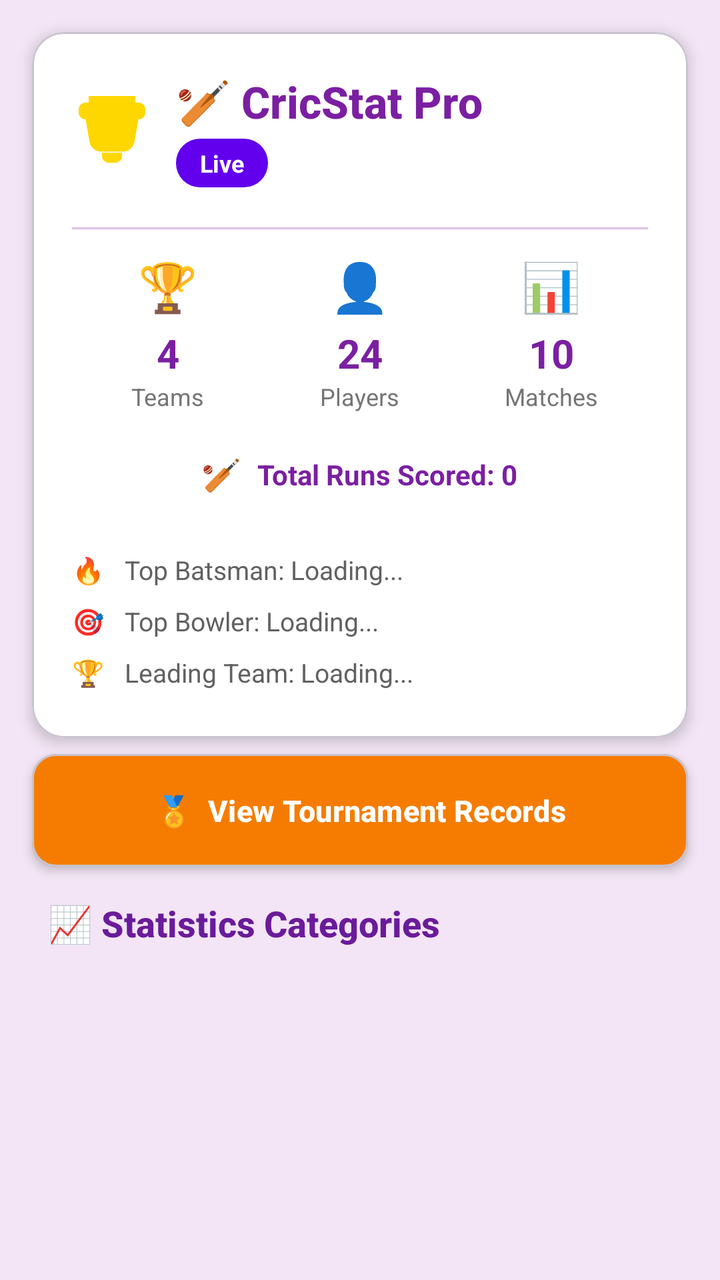
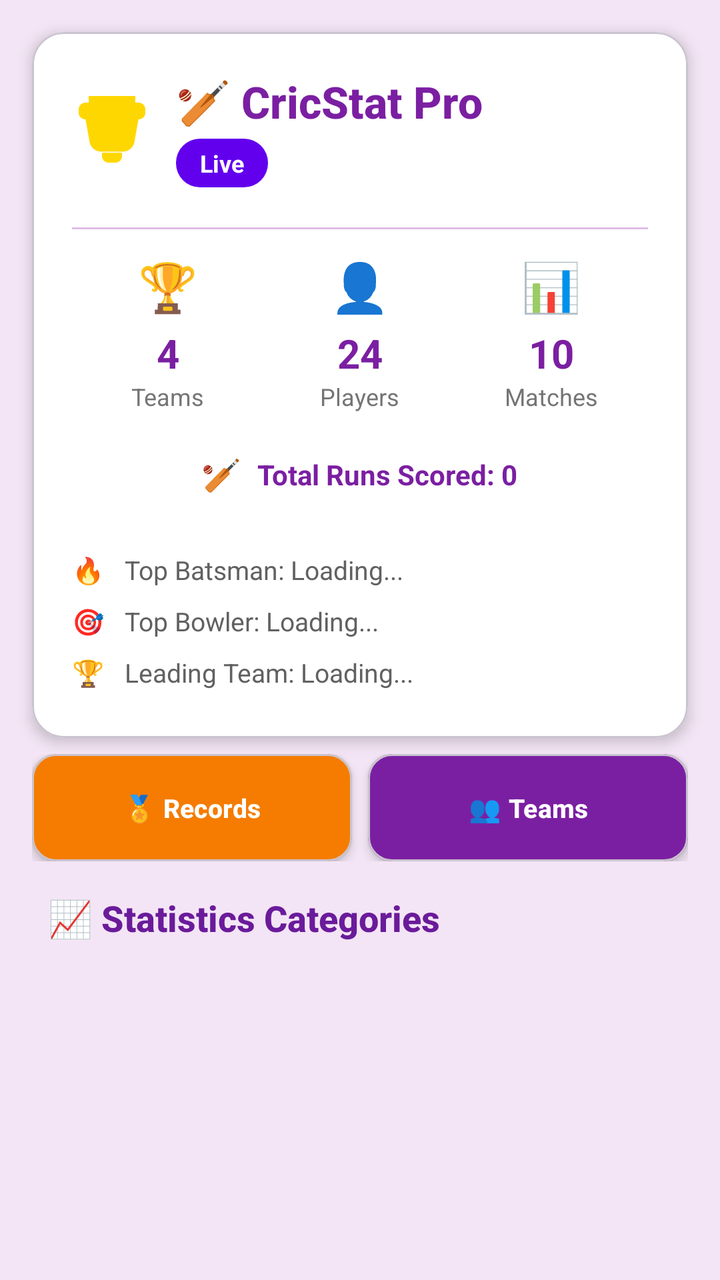

Compare the two renders of this Android layout. The source of the first and the diff that turns it into the second are given below.
<!-- AndroidManifest.xml: application theme Theme.MyApplication -->
<!-- res/layout/fragment_stats.xml -->
<?xml version="1.0" encoding="utf-8"?>
<androidx.core.widget.NestedScrollView xmlns:android="http://schemas.android.com/apk/res/android"
    xmlns:app="http://schemas.android.com/apk/res-auto"
    android:layout_width="match_parent"
    android:layout_height="match_parent"
    android:background="@color/purple_50"
    android:fillViewport="true">

    <LinearLayout
        android:layout_width="match_parent"
        android:layout_height="wrap_content"
        android:orientation="vertical"
        android:padding="8dp">

        
        <com.google.android.material.card.MaterialCardView
            android:layout_width="match_parent"
            android:layout_height="wrap_content"
            android:layout_marginHorizontal="8dp"
            android:layout_marginVertical="8dp"
            app:cardCornerRadius="16dp"
            app:cardElevation="4dp"
            app:cardBackgroundColor="@color/white">

            <LinearLayout
                android:layout_width="match_parent"
                android:layout_height="wrap_content"
                android:orientation="vertical"
                android:padding="20dp">

                
                
                <LinearLayout
                    android:layout_width="match_parent"
                    android:layout_height="wrap_content"
                    android:orientation="horizontal"
                    android:gravity="center_vertical"
                    android:layout_marginBottom="12dp">

                    <ImageView
                        android:layout_width="40dp"
                        android:layout_height="40dp"
                        android:src="@drawable/ic_trophy"
                        app:tint="@color/gold" />

                    
                    <LinearLayout
                        android:layout_width="0dp"
                        android:layout_height="wrap_content"
                        android:layout_weight="1"
                        android:layout_marginStart="12dp"
                        android:orientation="vertical">

                        <TextView
                            android:layout_width="wrap_content"
                            android:layout_height="wrap_content"
                            android:text="🏏 CricStat Pro"
                            android:textSize="22sp"
                            android:textStyle="bold"
                            android:textColor="@color/purple_700"
                            android:fontFamily="sans-serif-medium" />

                        <TextView
                            android:id="@+id/tv_stats_count"
                            android:layout_width="wrap_content"
                            android:layout_height="wrap_content"
                            android:layout_marginTop="4dp"
                            android:background="@drawable/bg_purple_rounded"
                            android:paddingHorizontal="12dp"
                            android:paddingVertical="4dp"
                            android:text="Live"
                            android:textColor="@color/white"
                            android:textSize="12sp"
                            android:textStyle="bold" />

                    </LinearLayout>

                </LinearLayout>

                
                <View
                    android:layout_width="match_parent"
                    android:layout_height="1dp"
                    android:background="@color/purple_100"
                    android:layout_marginVertical="8dp" />

                
                <androidx.constraintlayout.widget.ConstraintLayout
                    android:layout_width="match_parent"
                    android:layout_height="wrap_content"
                    android:layout_marginTop="4dp">

                    
                    <LinearLayout
                        android:id="@+id/stat_teams"
                        android:layout_width="0dp"
                        android:layout_height="wrap_content"
                        android:orientation="vertical"
                        android:gravity="center"
                        app:layout_constraintStart_toStartOf="parent"
                        app:layout_constraintTop_toTopOf="parent"
                        app:layout_constraintEnd_toStartOf="@id/stat_players"
                        app:layout_constraintWidth_percent="0.33">

                        <TextView
                            android:layout_width="wrap_content"
                            android:layout_height="wrap_content"
                            android:text="🏆"
                            android:textSize="24sp" />

                        <TextView
                            android:id="@+id/tv_teams_count"
                            android:layout_width="wrap_content"
                            android:layout_height="wrap_content"
                            android:text="4"
                            android:textSize="20sp"
                            android:textStyle="bold"
                            android:textColor="@color/purple_700"
                            android:layout_marginTop="4dp" />

                        <TextView
                            android:layout_width="wrap_content"
                            android:layout_height="wrap_content"
                            android:text="Teams"
                            android:textSize="12sp"
                            android:textColor="@color/gray_600" />
                    </LinearLayout>

                    
                    <LinearLayout
                        android:id="@+id/stat_players"
                        android:layout_width="0dp"
                        android:layout_height="wrap_content"
                        android:orientation="vertical"
                        android:gravity="center"
                        app:layout_constraintStart_toEndOf="@id/stat_teams"
                        app:layout_constraintTop_toTopOf="parent"
                        app:layout_constraintEnd_toStartOf="@id/stat_matches"
                        app:layout_constraintWidth_percent="0.33">

                        <TextView
                            android:layout_width="wrap_content"
                            android:layout_height="wrap_content"
                            android:text="👤"
                            android:textSize="24sp" />

                        <TextView
                            android:id="@+id/tv_players_count"
                            android:layout_width="wrap_content"
                            android:layout_height="wrap_content"
                            android:text="24"
                            android:textSize="20sp"
                            android:textStyle="bold"
                            android:textColor="@color/purple_700"
                            android:layout_marginTop="4dp" />

                        <TextView
                            android:layout_width="wrap_content"
                            android:layout_height="wrap_content"
                            android:text="Players"
                            android:textSize="12sp"
                            android:textColor="@color/gray_600" />
                    </LinearLayout>

                    
                    <LinearLayout
                        android:id="@+id/stat_matches"
                        android:layout_width="0dp"
                        android:layout_height="wrap_content"
                        android:orientation="vertical"
                        android:gravity="center"
                        app:layout_constraintStart_toEndOf="@id/stat_players"
                        app:layout_constraintTop_toTopOf="parent"
                        app:layout_constraintEnd_toEndOf="parent"
                        app:layout_constraintWidth_percent="0.33">

                        <TextView
                            android:layout_width="wrap_content"
                            android:layout_height="wrap_content"
                            android:text="📊"
                            android:textSize="24sp" />

                        <TextView
                            android:id="@+id/tv_matches_count"
                            android:layout_width="wrap_content"
                            android:layout_height="wrap_content"
                            android:text="10"
                            android:textSize="20sp"
                            android:textStyle="bold"
                            android:textColor="@color/purple_700"
                            android:layout_marginTop="4dp" />

                        <TextView
                            android:layout_width="wrap_content"
                            android:layout_height="wrap_content"
                            android:text="Matches"
                            android:textSize="12sp"
                            android:textColor="@color/gray_600" />
                    </LinearLayout>
                </androidx.constraintlayout.widget.ConstraintLayout>

                
                <LinearLayout
                    android:layout_width="match_parent"
                    android:layout_height="wrap_content"
                    android:orientation="horizontal"
                    android:gravity="center"
                    android:layout_marginTop="12dp"
                    android:padding="8dp">

                    <TextView
                        android:layout_width="wrap_content"
                        android:layout_height="wrap_content"
                        android:text="🏏"
                        android:textSize="16sp"
                        android:layout_marginEnd="8dp" />

                    <TextView
                        android:id="@+id/tv_total_runs"
                        android:layout_width="wrap_content"
                        android:layout_height="wrap_content"
                        android:text="Total Runs Scored: 0"
                        android:textSize="14sp"
                        android:textStyle="bold"
                        android:textColor="@color/purple_700" />
                </LinearLayout>

                
                <LinearLayout
                    android:layout_width="match_parent"
                    android:layout_height="wrap_content"
                    android:orientation="vertical"
                    android:layout_marginTop="16dp">

                    <TextView
                        android:id="@+id/tv_top_batsman"
                        android:layout_width="match_parent"
                        android:layout_height="wrap_content"
                        android:text="🔥   Top Batsman: Loading..."
                        android:textSize="13sp"
                        android:textColor="@color/gray_700"
                        android:drawablePadding="8dp"
                        android:paddingVertical="4dp" />

                    <TextView
                        android:id="@+id/tv_top_bowler"
                        android:layout_width="match_parent"
                        android:layout_height="wrap_content"
                        android:text="🎯   Top Bowler: Loading..."
                        android:textSize="13sp"
                        android:textColor="@color/gray_700"
                        android:drawablePadding="8dp"
                        android:paddingVertical="4dp" />

                    <TextView
                        android:id="@+id/tv_top_team"
                        android:layout_width="match_parent"
                        android:layout_height="wrap_content"
                        android:text="🏆   Leading Team: Loading..."
                        android:textSize="13sp"
                        android:textColor="@color/gray_700"
                        android:drawablePadding="8dp"
                        android:paddingVertical="4dp" />
                </LinearLayout>
            </LinearLayout>
        </com.google.android.material.card.MaterialCardView>

        
        <com.google.android.material.card.MaterialCardView
            android:layout_width="match_parent"
            android:layout_height="wrap_content"
            android:layout_marginHorizontal="8dp"
            android:layout_marginBottom="4dp"
            app:cardCornerRadius="12dp"
            app:cardElevation="3dp"
            app:cardBackgroundColor="@color/gold_dark">

            <com.google.android.material.button.MaterialButton
                android:id="@+id/btnViewRecords"
                android:layout_width="match_parent"
                android:layout_height="wrap_content"
                android:text="🏅  View Tournament Records"
                android:textColor="@color/white"
                android:textSize="15sp"
                android:textStyle="bold"
                android:paddingVertical="14dp"
                style="@style/Widget.Material3.Button.TextButton"
                app:rippleColor="#33FFFFFF" />

        </com.google.android.material.card.MaterialCardView>

        
        <TextView
            android:layout_width="match_parent"
            android:layout_height="wrap_content"
            android:text="📈 Statistics Categories"
            android:textSize="18sp"
            android:textStyle="bold"
            android:textColor="@color/purple_800"
            android:paddingHorizontal="16dp"
            android:paddingVertical="12dp"
            android:fontFamily="sans-serif-medium" />

        
        <androidx.recyclerview.widget.RecyclerView
            android:id="@+id/recyclerView"
            android:layout_width="match_parent"
            android:layout_height="wrap_content"
            android:paddingHorizontal="8dp"
            android:clipToPadding="false" />

        
        <LinearLayout
            android:id="@+id/empty_state"
            android:layout_width="match_parent"
            android:layout_height="wrap_content"
            android:orientation="vertical"
            android:gravity="center"
            android:padding="40dp"
            android:visibility="gone">

            <ImageView
                android:layout_width="120dp"
                android:layout_height="120dp"
                android:src="@drawable/ic_empty_stats"
                app:tint="@color/gray_300" />

            <TextView
                android:layout_width="wrap_content"
                android:layout_height="wrap_content"
                android:text="No Stats Available"
                android:textSize="18sp"
                android:textStyle="bold"
                android:textColor="@color/gray_600"
                android:layout_marginTop="16dp" />

            <TextView
                android:layout_width="wrap_content"
                android:layout_height="wrap_content"
                android:text="Import match files to see statistics"
                android:textSize="14sp"
                android:textColor="@color/gray_500"
                android:layout_marginTop="8dp"
                android:gravity="center" />

            <com.google.android.material.button.MaterialButton
                android:layout_width="wrap_content"
                android:layout_height="wrap_content"
                android:text="Import Files"
                android:layout_marginTop="24dp"
                style="@style/Widget.Material3.Button.OutlinedButton"
                app:strokeColor="@color/purple_500"
                app:strokeWidth="1dp" />
        </LinearLayout>

    </LinearLayout>

</androidx.core.widget.NestedScrollView>
<!-- resources referenced by this layout -->
<resources>
  <color name="gold">#FFD700</color>
  <color name="gold_dark">#F57C00</color>
  <color name="gray_300">#E0E0E0</color>
  <color name="gray_500">#9E9E9E</color>
  <color name="gray_600">#757575</color>
  <color name="gray_700">#616161</color>
  <color name="purple_100">#E1BEE7</color>
  <color name="purple_50">#F3E5F5</color>
  <color name="purple_500">#FF6200EE</color>
  <color name="purple_700">#7B1FA2</color>
  <color name="purple_800">#6A1B9A</color>
  <color name="white">#FFFFFFFF</color>
  <!-- drawable bg_purple_rounded (drawable) -->
  <?xml version="1.0" encoding="utf-8"?>
  <shape xmlns:android="http://schemas.android.com/apk/res/android"
      android:shape="rectangle">
      <corners android:radius="12dp" />
      <solid android:color="@color/purple_500" />
      <padding
          android:left="12dp"
          android:top="4dp"
          android:right="12dp"
          android:bottom="4dp" />
  </shape>
  <!-- drawable ic_empty_stats (drawable) -->
  <?xml version="1.0" encoding="utf-8"?>
  <vector xmlns:android="http://schemas.android.com/apk/res/android"
      android:width="120dp"
      android:height="120dp"
      android:viewportWidth="24"
      android:viewportHeight="24">
      <path
          android:fillColor="@color/gray_300"
          android:pathData="M19,3H5C3.9,3 3,3.9 3,5V19C3,20.1 3.9,21 5,21H19C20.1,21 21,20.1 21,19V5C21,3.9 20.1,3 19,3M19,19H5V5H19V19M17,17H7V7H17V17M15,15H9V9H15V15M10,10H14V14H10V10Z" />
  </vector>
  <!-- drawable ic_trophy (drawable) -->
  <?xml version="1.0" encoding="utf-8"?>
  <vector xmlns:android="http://schemas.android.com/apk/res/android"
      android:width="24dp"
      android:height="24dp"
      android:viewportWidth="24"
      android:viewportHeight="24">
      <path
          android:fillColor="@color/gold"
          android:pathData="M5,4L5,2H19V4L20,4C21.1,4 22,4.9 22,6V7C22,8.1 21.1,9 20,9L19.93,9L18.7,15.97C18.32,17.57 16.87,18.7 15.23,18.7H8.77C7.13,18.7 5.68,17.57 5.3,15.97L4.07,9L4,9C2.9,9 2,8.1 2,7V6C2,4.9 2.9,4 4,4L5,4ZM9,20C9,21.1 9.9,22 11,22H13C14.1,22 15,21.1 15,20V19H9V20Z" />
  </vector>
  <style name="Theme.MyApplication" parent="Base.Theme.MyApplication" />
  <style name="Base.Theme.MyApplication" parent="Theme.Material3.DayNight.NoActionBar">
          
          
      </style>
</resources>

<!-- the commit's change to res/layout/fragment_stats.xml (unified diff, before → after) -->
@@ -266,28 +266,62 @@
         </com.google.android.material.card.MaterialCardView>
 
         
-        <com.google.android.material.card.MaterialCardView
-            android:layout_width="match_parent"
-            android:layout_height="wrap_content"
+        <LinearLayout
+            android:layout_width="match_parent"
+            android:layout_height="wrap_content"
+            android:orientation="horizontal"
             android:layout_marginHorizontal="8dp"
-            android:layout_marginBottom="4dp"
-            app:cardCornerRadius="12dp"
-            app:cardElevation="3dp"
-            app:cardBackgroundColor="@color/gold_dark">
-
-            <com.google.android.material.button.MaterialButton
-                android:id="@+id/btnViewRecords"
-                android:layout_width="match_parent"
-                android:layout_height="wrap_content"
-                android:text="🏅  View Tournament Records"
-                android:textColor="@color/white"
-                android:textSize="15sp"
-                android:textStyle="bold"
-                android:paddingVertical="14dp"
-                style="@style/Widget.Material3.Button.TextButton"
-                app:rippleColor="#33FFFFFF" />
-
-        </com.google.android.material.card.MaterialCardView>
+            android:layout_marginBottom="4dp">
+
+            
+            <com.google.android.material.card.MaterialCardView
+                android:layout_width="0dp"
+                android:layout_height="wrap_content"
+                android:layout_weight="1"
+                android:layout_marginEnd="4dp"
+                app:cardCornerRadius="12dp"
+                app:cardElevation="3dp"
+                app:cardBackgroundColor="@color/gold_dark">
+
+                <com.google.android.material.button.MaterialButton
+                    android:id="@+id/btnViewRecords"
+                    android:layout_width="match_parent"
+                    android:layout_height="wrap_content"
+                    android:text="🏅 Records"
+                    android:textColor="@color/white"
+                    android:textSize="13sp"
+                    android:textStyle="bold"
+                    android:paddingVertical="14dp"
+                    style="@style/Widget.Material3.Button.TextButton"
+                    app:rippleColor="#33FFFFFF" />
+
+            </com.google.android.material.card.MaterialCardView>
+
+            
+            <com.google.android.material.card.MaterialCardView
+                android:layout_width="0dp"
+                android:layout_height="wrap_content"
+                android:layout_weight="1"
+                android:layout_marginStart="4dp"
+                app:cardCornerRadius="12dp"
+                app:cardElevation="3dp"
+                app:cardBackgroundColor="@color/purple_700">
+
+                <com.google.android.material.button.MaterialButton
+                    android:id="@+id/btnTeamsPlayers"
+                    android:layout_width="match_parent"
+                    android:layout_height="wrap_content"
+                    android:text="👥 Teams"
+                    android:textColor="@color/white"
+                    android:textSize="13sp"
+                    android:textStyle="bold"
+                    android:paddingVertical="14dp"
+                    style="@style/Widget.Material3.Button.TextButton"
+                    app:rippleColor="#33FFFFFF" />
+
+            </com.google.android.material.card.MaterialCardView>
+
+        </LinearLayout>
 
         
         <TextView
